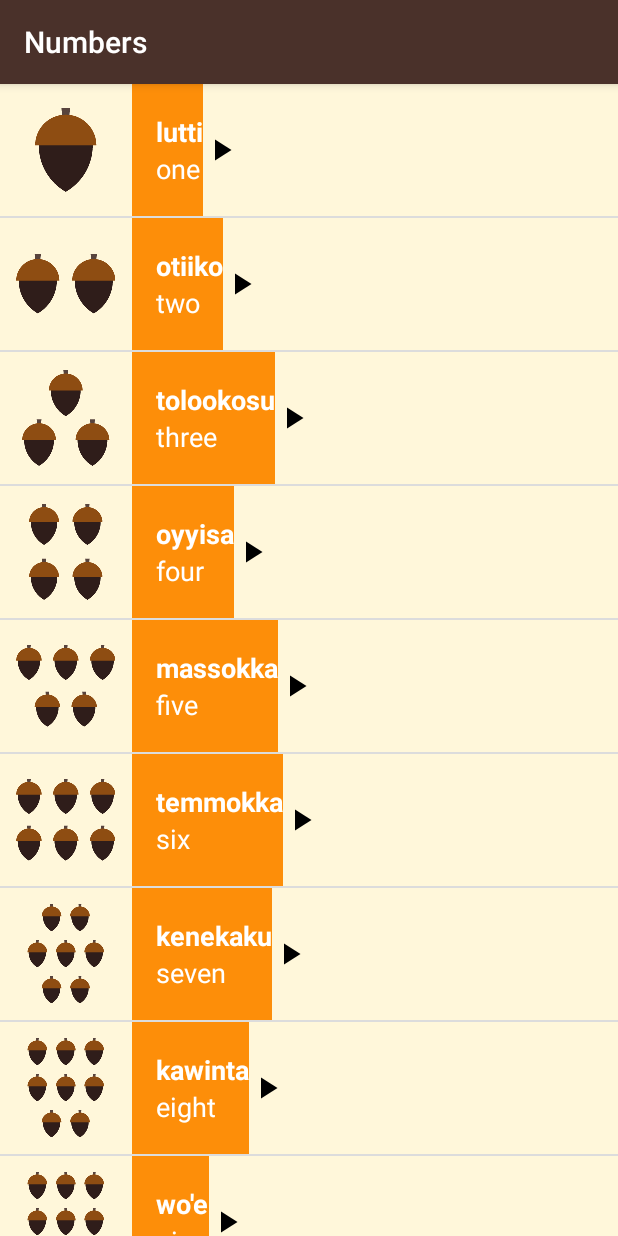
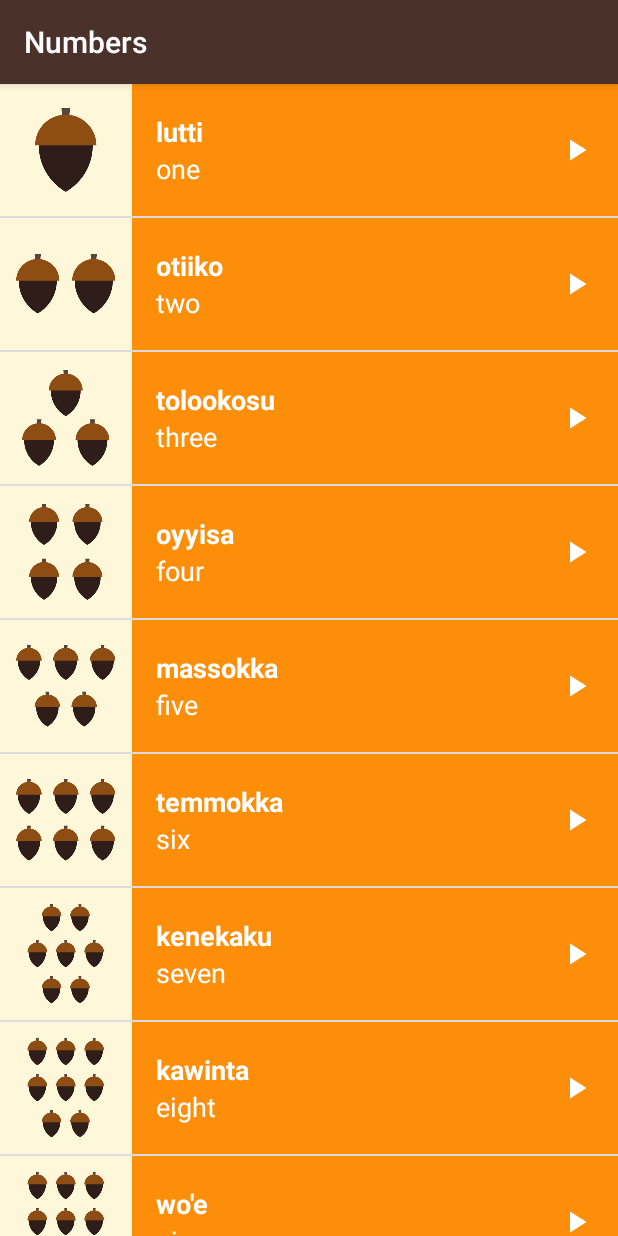
Before and after one commit to dkozhuhar/Miwok, an Android app: the NumbersActivity screen opened directly, with no data from a screen before it, on a phone screen of 412 x 824 dp. Run offline under Robolectric (Android 15) with nearby library versions, the phone set to English and light mode, and no system bars.

Commit message:
Completed lesson 4. All TO DO's implemented.

```diff
--- a/app/src/main/java/com/example/android/miwok/WordAdapter.java
+++ b/app/src/main/java/com/example/android/miwok/WordAdapter.java
@@ -29,6 +29,7 @@ import android.os.Looper;
 import android.os.UserHandle;
 import android.support.annotation.NonNull;
 import android.support.annotation.Nullable;
+import android.support.constraint.ConstraintLayout;
 import android.support.v4.content.ContextCompat;
 import android.support.v4.content.res.ResourcesCompat;
 import android.support.v7.widget.RecyclerView;
@@ -84,19 +85,21 @@ public class WordAdapter extends RecyclerView.Adapter<WordAdapter.MyViewHolder>
 
     private ArrayList<Word> mWords;
     public static class MyViewHolder extends RecyclerView.ViewHolder {
-        public LinearLayout listItemView;
-        public MyViewHolder(LinearLayout view) {
+        public ConstraintLayout listItemView;
+        public MyViewHolder(ConstraintLayout view) {
             super(view);
             listItemView = view;
         }
 
     }
     public MyViewHolder onCreateViewHolder(ViewGroup parent, int integer){
-        LinearLayout listItemView = (LinearLayout)LayoutInflater.from(parent.getContext()).inflate(R.layout.list_view, parent, false);
+        ConstraintLayout listItemView = (ConstraintLayout)LayoutInflater.from(parent.getContext()).inflate(R.layout.list_view, parent, false);
         MyViewHolder vh = new MyViewHolder(listItemView);
-        LinearLayout textLayout = listItemView.findViewById(R.id.text_layout);
-        int color = ContextCompat.getColor(textLayout.getContext(),mColourResourceId);
-        textLayout.setBackgroundColor(color);
+        TextView textMiwok = listItemView.findViewById(R.id.text_miwok);
+        TextView textDefault = listItemView.findViewById(R.id.text_english);
+        int color = ContextCompat.getColor(listItemView.getContext(),mColourResourceId);
+        textMiwok.setBackgroundColor(color);
+        textDefault.setBackgroundColor(color);
         return vh;
     }
     public void onBindViewHolder(MyViewHolder holder, int position){
--- a/app/src/main/res/drawable/ic_baseline_play_arrow.xml
+++ b/app/src/main/res/drawable/ic_baseline_play_arrow.xml
@@ -4,6 +4,6 @@
     android:viewportWidth="24"
     android:viewportHeight="24">
   <path
-      android:fillColor="#FF000000"
+      android:fillColor="#ffffff"
       android:pathData="M8,5v14l11,-7z"/>
 </vector>
--- a/app/src/main/res/layout/list_view.xml
+++ b/app/src/main/res/layout/list_view.xml
@@ -1,46 +1,62 @@
 <?xml version="1.0" encoding="utf-8"?>
-<LinearLayout xmlns:android="http://schemas.android.com/apk/res/android"
+<android.support.constraint.ConstraintLayout xmlns:android="http://schemas.android.com/apk/res/android"
+    xmlns:app="http://schemas.android.com/apk/res-auto"
+    xmlns:tools="http://schemas.android.com/tools"
     android:id="@+id/button"
     android:orientation="horizontal"
     android:layout_width="match_parent"
     android:padding="0dp"
     android:background="@color/tan_background"
-    android:layout_height="wrap_content">
+    android:layout_height="@dimen/list_item_height">
     <ImageView
         android:layout_width="@dimen/list_item_height"
         android:layout_height="@dimen/list_item_height"
         android:id="@+id/image"
         />
-    <LinearLayout xmlns:android="http://schemas.android.com/apk/res/android"
-        android:orientation="vertical"
-        android:layout_width="wrap_content"
-        android:layout_height="@dimen/list_item_height"
-        android:gravity="center_vertical"
-        android:id="@+id/text_layout"
-        android:paddingLeft="@dimen/activity_horizontal_margin">
-        <TextView
-            android:layout_width="match_parent"
-            android:layout_height="0dp"
-            android:textColor="@android:color/white"
-            android:textAppearance="?android:textAppearanceMedium"
-            android:textStyle="bold"
-            android:layout_weight="1"
-            android:gravity="bottom"
-            android:id="@+id/text_miwok"/>
-        <TextView
-            android:layout_width="match_parent"
-            android:layout_height="0dp"
-            android:textColor="@android:color/white"
-            android:textAppearance="?android:textAppearanceMedium"
-            android:layout_weight="1"
-            android:gravity="top"
-            android:id="@+id/text_english"/>
-    </LinearLayout>
+
+    <TextView
+        android:id="@+id/text_miwok"
+        android:layout_width="0dp"
+        android:layout_height="0dp"
+        android:gravity="bottom"
+        android:textAppearance="?android:textAppearanceMedium"
+        android:textColor="@android:color/white"
+        android:textStyle="bold"
+        app:layout_constraintBottom_toTopOf="@id/text_english"
+        app:layout_constraintEnd_toEndOf="parent"
+        app:layout_constraintStart_toEndOf="@+id/image"
+        app:layout_constraintTop_toTopOf="parent"
+        android:paddingLeft="@dimen/activity_horizontal_margin"/>
+
+    <TextView
+        android:id="@+id/text_english"
+        android:layout_width="0dp"
+        android:layout_height="0dp"
+        android:gravity="top"
+        android:textAppearance="?android:textAppearanceMedium"
+        android:textColor="@android:color/white"
+        app:layout_constraintTop_toBottomOf="@id/text_miwok"
+        app:layout_constraintBottom_toBottomOf="parent"
+        app:layout_constraintEnd_toEndOf="parent"
+        app:layout_constraintStart_toEndOf="@+id/image"
+        android:paddingLeft="@dimen/activity_horizontal_margin"/>
 
     <ImageView
+        android:id="@+id/imageView"
         android:layout_width="24dp"
         android:layout_height="24dp"
         android:layout_gravity="center_vertical"
+
         android:layout_marginEnd="16dp"
-        android:src="@drawable/ic_baseline_play_arrow" />
-</LinearLayout>
+
+        android:src="@drawable/ic_baseline_play_arrow"
+        app:layout_constraintBottom_toBottomOf="parent"
+        app:layout_constraintEnd_toEndOf="parent"
+        app:layout_constraintTop_toTopOf="parent" />
+    <FrameLayout
+        android:layout_width="match_parent"
+        android:layout_height="match_parent"
+        android:background="?android:attr/selectableItemBackground">
+
+    </FrameLayout>
+</android.support.constraint.ConstraintLayout>
```
Also changed, not shown: app/src/main/res/layout/activity_main.xml (+32 -11 lines).
